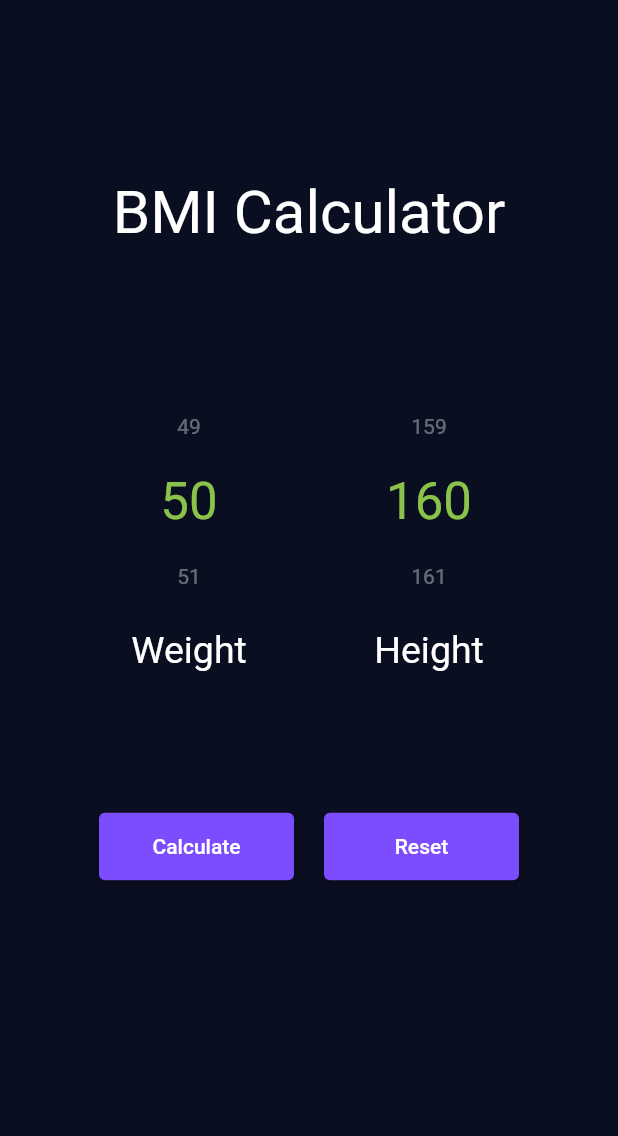
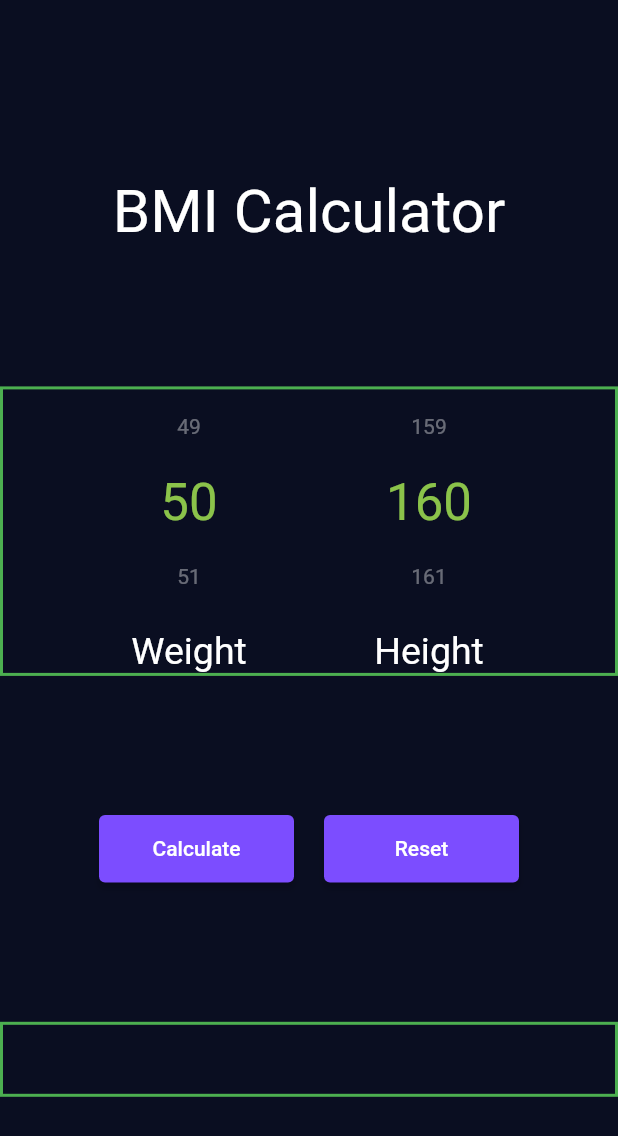
Before and after one commit to dyannary/lab2_pam, a Flutter app: the screen it shows after launch, on a phone screen of 412 x 824 dp. Shown: the top 1136 px of the screen. Run offline on Flutter 3.47's test engine with Material 2 defaults, Android fonts, the phone set to English and light mode, and no system bars; drawn by our look-alikes of numberpicker; our stand-ins replace get.

Commit message:
clean the code

```diff
--- a/lib/bmi_calculator_page/bmi_calculator_page.dart
+++ b/lib/bmi_calculator_page/bmi_calculator_page.dart
@@ -16,8 +16,6 @@ class BMICalculatorPage extends StatefulWidget {
 
 class _BMICalculatorPageState extends State<BMICalculatorPage> {
 
-  static const String _title = 'BMI Calculator';
-
   @override
   void initState() {
 
@@ -28,9 +26,6 @@ class _BMICalculatorPageState extends State<BMICalculatorPage> {
 
   @override
   Widget build(BuildContext context) {
-
-    BMICalculatorController controller = Get.find();
-
     return MaterialApp(
         debugShowCheckedModeBanner: false,
         theme: ThemeData.dark().copyWith(
@@ -40,7 +35,6 @@ class _BMICalculatorPageState extends State<BMICalculatorPage> {
         home: Scaffold(
           body: Container(
             margin: const EdgeInsets.only(top: 25),
-            //decoration: BoxDecoration(border: Border.all(color:Colors.red, width: 2)),
             child: Column(
               mainAxisAlignment: MainAxisAlignment.spaceEvenly,
               children: [
--- a/lib/bmi_calculator_page/widgets/buttons_widget.dart
+++ b/lib/bmi_calculator_page/widgets/buttons_widget.dart
@@ -13,7 +13,6 @@ class ButtonsWidget extends StatelessWidget {
     double buttonHeight = 45;
 
     return Container(
-    //  decoration: BoxDecoration(border: Border.all(color:Colors.green, width: 2)),
       child: Row(
         mainAxisAlignment: MainAxisAlignment.center,
         children: [
--- a/lib/bmi_calculator_page/widgets/inputs_widget.dart
+++ b/lib/bmi_calculator_page/widgets/inputs_widget.dart
@@ -4,6 +4,7 @@ import '../bmi_calculator_controller.dart';
 import 'input_picker_widget.dart';
 
 class InputsWidget extends StatelessWidget {
+  const InputsWidget({super.key});
 
   @override
   Widget build(BuildContext context) {
@@ -11,7 +12,7 @@ class InputsWidget extends StatelessWidget {
     BMICalculatorController controller = Get.find();
 
     return Container(
-     // decoration: BoxDecoration(border: Border.all(color:Colors.green, width: 2)),
+      decoration: BoxDecoration(border: Border.all(color:Colors.green, width: 2)),
       child: Row(
         mainAxisAlignment: MainAxisAlignment.center,
         children: [
--- a/lib/bmi_calculator_page/widgets/result_widget.dart
+++ b/lib/bmi_calculator_page/widgets/result_widget.dart
@@ -17,7 +17,7 @@ class _ResultWidgetState extends State<ResultWidget> {
 
     return Container(
       height: 50,
-     // decoration: BoxDecoration(border: Border.all(color:Colors.green, width: 2)),
+      decoration: BoxDecoration(border: Border.all(color:Colors.green, width: 2)),
       child: Obx(() {
         if (controller.bmi.value == 0) {
           return Container();
```
